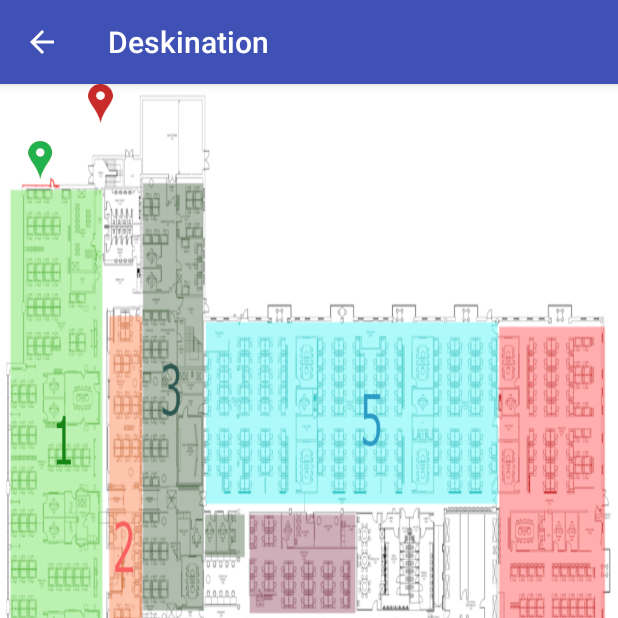
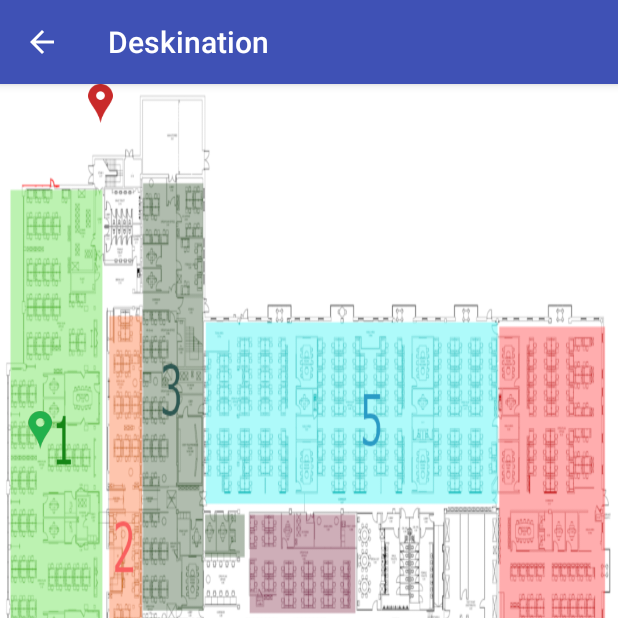
Before and after one commit to EricSumStu/August18, an Android app: the GroundFloorRouteActivity screen opened directly, with no data from a screen before it, on a phone screen of 412 x 824 dp, the top half of it. Run offline under Robolectric (Android 15) with nearby library versions, the phone set to English and light mode, and no system bars.

Commit message:
+ working on coordinates

```diff
--- a/app/src/main/res/layout/activity_ground_floor_route.xml
+++ b/app/src/main/res/layout/activity_ground_floor_route.xml
@@ -28,7 +28,7 @@
         android:layout_alignParentStart="true"
         android:layout_alignParentTop="true"
         android:layout_marginStart="18dp"
-        android:layout_marginTop="38dp"
+        android:layout_marginTop="218dp"
         app:srcCompat="@drawable/greenpinone" />
 
 </RelativeLayout>
```
